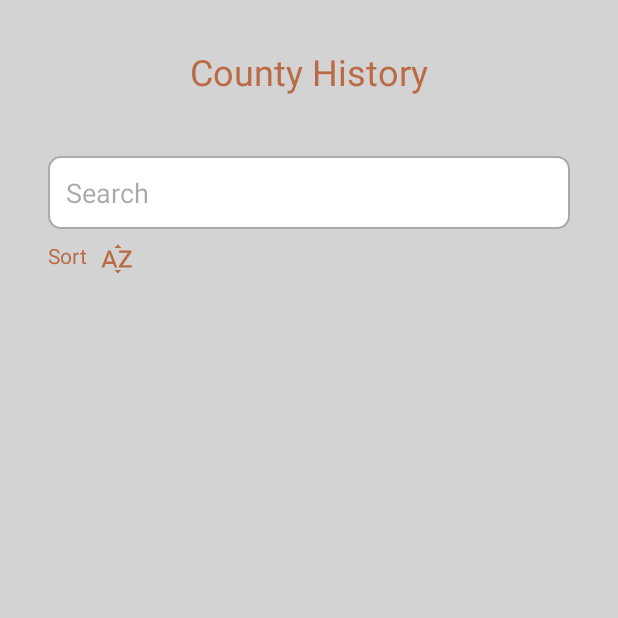
After one commit to AAVANDRE10/ChamaSeguraAPP, an Android app: the fragment_county_history screen opened through its navigation route, on a phone screen of 412 x 824 dp, the top half of it. The commit adds this screen. Run offline under Robolectric (Android 15) with nearby library versions, the phone set to English and light mode, and no system bars.

Commit message:
create fragment_county_history.xml

```diff
--- /dev/null
+++ b/app/src/main/java/com/example/chamasegura/fragments/fragment_county_history.kt
@@ -0,0 +1,19 @@
+package com.example.chamasegura.fragments
+
+import android.os.Bundle
+import androidx.fragment.app.Fragment
+import android.view.LayoutInflater
+import android.view.View
+import android.view.ViewGroup
+import com.example.chamasegura.R
+
+class fragment_county_history : Fragment() {
+
+    override fun onCreateView(
+        inflater: LayoutInflater, container: ViewGroup?,
+        savedInstanceState: Bundle?
+    ): View? {
+        // Inflate the layout for this fragment
+        return inflater.inflate(R.layout.fragment_county_history, container, false)
+    }
+}
--- /dev/null
+++ b/app/src/main/res/layout/fragment_county_history.xml
@@ -0,0 +1,69 @@
+<?xml version="1.0" encoding="utf-8"?>
+<LinearLayout xmlns:android="http://schemas.android.com/apk/res/android"
+    xmlns:tools="http://schemas.android.com/tools"
+    android:layout_width="match_parent"
+    android:layout_height="match_parent"
+    android:orientation="vertical"
+    android:padding="16dp"
+    android:background="@color/light_gray"
+    tools:context=".fragments.fragment_county_history">
+
+    <RelativeLayout
+        android:layout_width="match_parent"
+        android:layout_height="wrap_content"
+        android:layout_marginBottom="16dp">
+
+        <androidx.appcompat.widget.Toolbar
+            android:id="@+id/toolbar"
+            android:layout_width="wrap_content"
+            android:layout_height="wrap_content"
+            android:background="@android:color/transparent"
+            android:theme="@style/ThemeOverlay.AppCompat.Dark.ActionBar"
+            android:layout_gravity="center"/>
+
+        <TextView
+            android:id="@+id/title"
+            android:layout_width="wrap_content"
+            android:layout_height="wrap_content"
+            android:text="County History"
+            android:textSize="24sp"
+            android:textColor="@color/light_orange"
+            android:layout_centerInParent="true"/>
+
+    </RelativeLayout>
+
+    <EditText
+        android:id="@+id/search_bar"
+        android:layout_width="match_parent"
+        android:layout_height="wrap_content"
+        android:layout_below="@id/title"
+        android:layout_marginStart="16dp"
+        android:layout_marginEnd="16dp"
+        android:layout_marginTop="8dp"
+        android:hint="Search"
+        android:padding="12dp"
+        android:background="@drawable/search_background"/>
+
+    <TextView
+        android:id="@+id/sort_button"
+        android:layout_width="wrap_content"
+        android:layout_height="wrap_content"
+        android:layout_alignParentStart="true"
+        android:layout_marginStart="16dp"
+        android:layout_below="@id/search_bar"
+        android:layout_marginTop="8dp"
+        android:text="Sort"
+        android:drawableEnd="@drawable/baseline_sort_by_alpha_24"
+        android:drawablePadding="8dp"
+        android:textColor="@color/light_orange"
+        android:clickable="true"
+        android:focusable="true"/>
+
+    <androidx.recyclerview.widget.RecyclerView
+        android:id="@+id/recycler_view_county_history"
+        android:layout_width="match_parent"
+        android:layout_height="match_parent"
+        android:layout_below="@id/sort_button"
+        android:layout_marginTop="8dp"
+        android:padding="16dp"/>
+</LinearLayout>
--- a/app/src/main/res/navigation/navigation.xml
+++ b/app/src/main/res/navigation/navigation.xml
@@ -96,4 +96,9 @@
         android:name="com.example.chamasegura.fragments.fragment_contact_us"
         android:label="fragment_contact_us"
         tools:layout="@layout/fragment_contact_us" />
+    <fragment
+        android:id="@+id/fragment_county_history"
+        android:name="com.example.chamasegura.fragments.fragment_county_history"
+        android:label="fragment_county_history"
+        tools:layout="@layout/fragment_county_history" />
 </navigation>
```
Also changed, not shown: app/src/main/res/layout/recycler_view_county_history.xml (added, +40 -0 lines).
